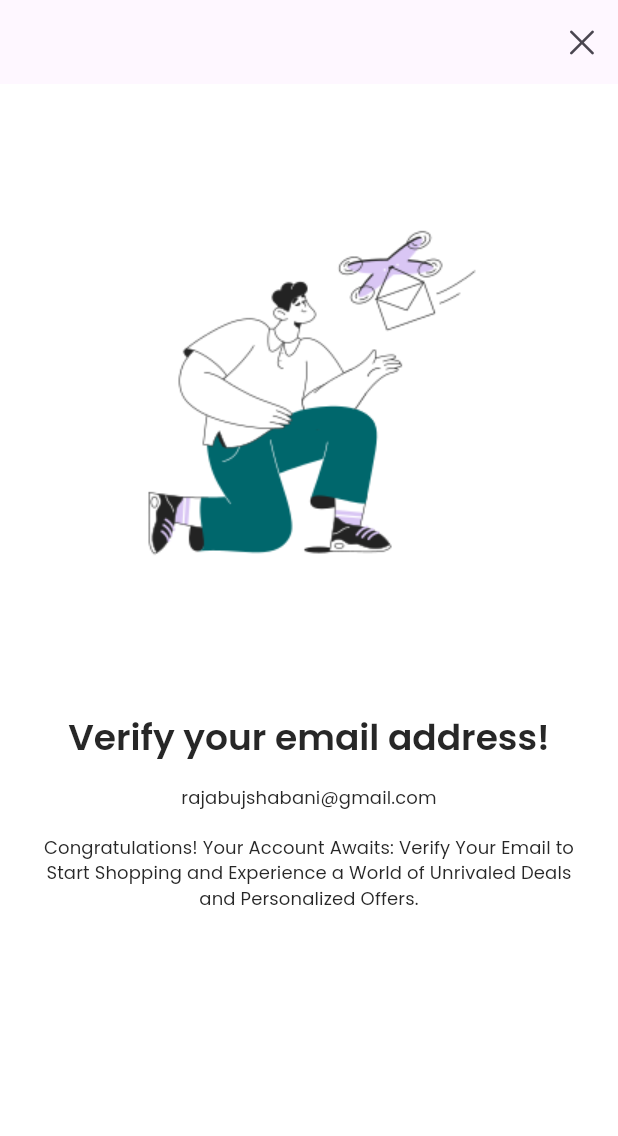
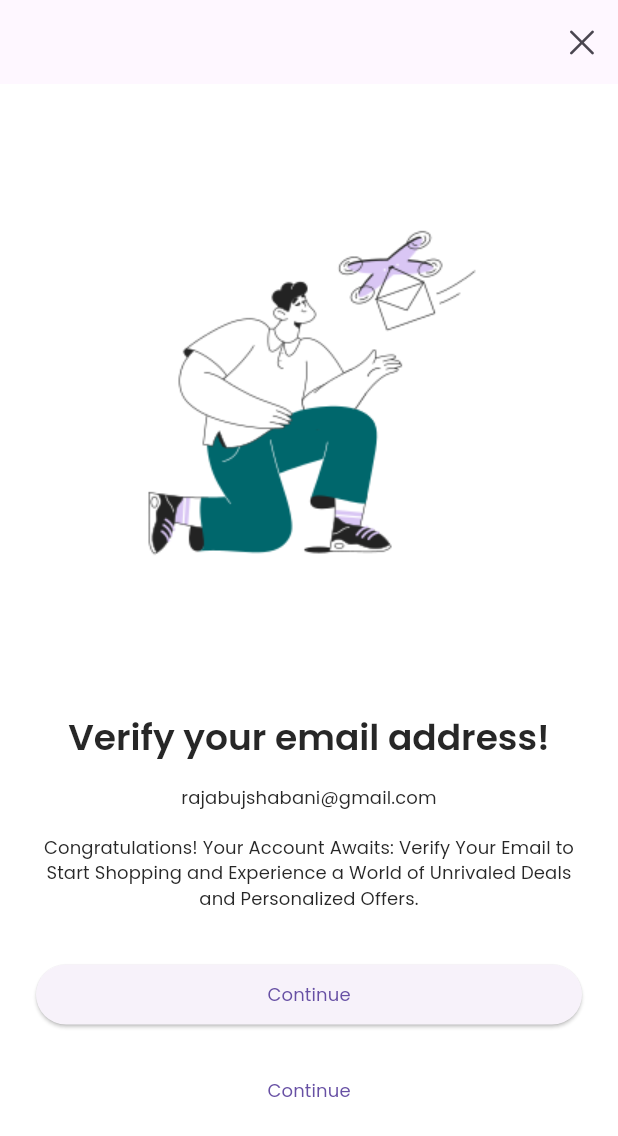
Before and after one commit to raj-codertz/e-shop-app, a Flutter app: the VerifyEmailScreen screen opened directly, on a phone screen of 412 x 824 dp. Shown: the top 1136 px of the screen. Run offline on Flutter 3.47's test engine with Material 3 defaults, Android fonts, the light colour scheme and no system bars; our stand-ins replace get, get_storage, iconsax, logger, smooth_page_indicator; accounts and stored records are empty.

Commit message:
complete verify email widget

```diff
--- a/lib/features/authentication/screens/signup/verify_email.dart
+++ b/lib/features/authentication/screens/signup/verify_email.dart
@@ -34,15 +34,29 @@ class VerifyEmailScreen extends StatelessWidget {
               const SizedBox(height: TSizes.spaceBtwSections),
 
               //   Title & Subtitle
-              Text(TTexts.confirmEmail, style: Theme.of(context).textTheme.headlineMedium, textAlign: TextAlign.center),
+              Text(TTexts.confirmEmail,
+                  style: Theme.of(context).textTheme.headlineMedium,
+                  textAlign: TextAlign.center),
               const SizedBox(height: TSizes.spaceBtwItems),
-              Text("rajabujshabani@gmail.com", style: Theme.of(context).textTheme.labelLarge, textAlign: TextAlign.center),
+              Text("rajabujshabani@gmail.com",
+                  style: Theme.of(context).textTheme.labelLarge,
+                  textAlign: TextAlign.center),
               const SizedBox(height: TSizes.spaceBtwItems),
-              Text(TTexts.confirmEmailSubTitle, style: Theme.of(context).textTheme.labelLarge, textAlign: TextAlign.center),
+              Text(TTexts.confirmEmailSubTitle,
+                  style: Theme.of(context).textTheme.labelLarge,
+                  textAlign: TextAlign.center),
               const SizedBox(height: TSizes.spaceBtwSections),
 
               //   Buttons
-
+              SizedBox(
+                  width: double.infinity,
+                  child: ElevatedButton(
+                      onPressed: () {}, child: const Text(TTexts.tContinue))),
+              const SizedBox(height: TSizes.spaceBtwItems),
+              SizedBox(
+                  width: double.infinity,
+                  child: TextButton(
+                      onPressed: () {}, child: const Text(TTexts.tContinue)))
             ],
           ),
         ),
```
